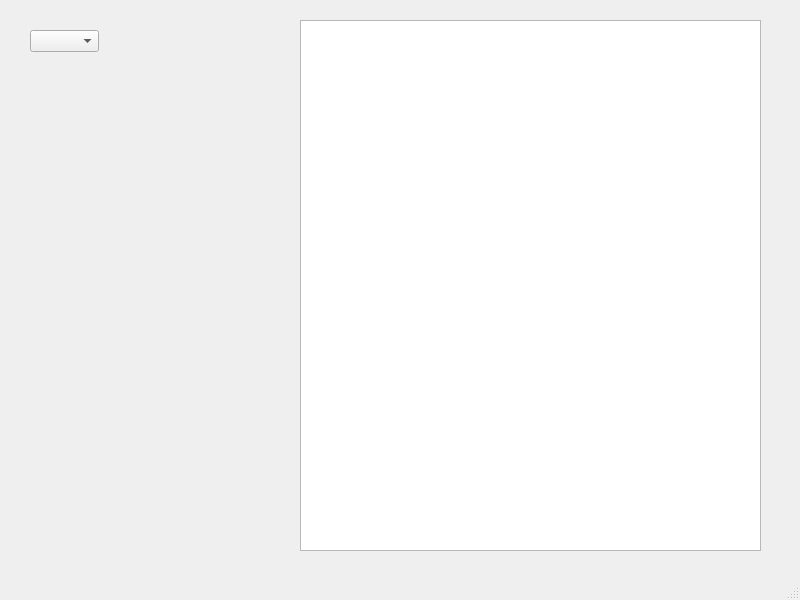
Old version of the form TestSQL/mainwindow.ui in the repository Neitron-byte/TEstSQL.
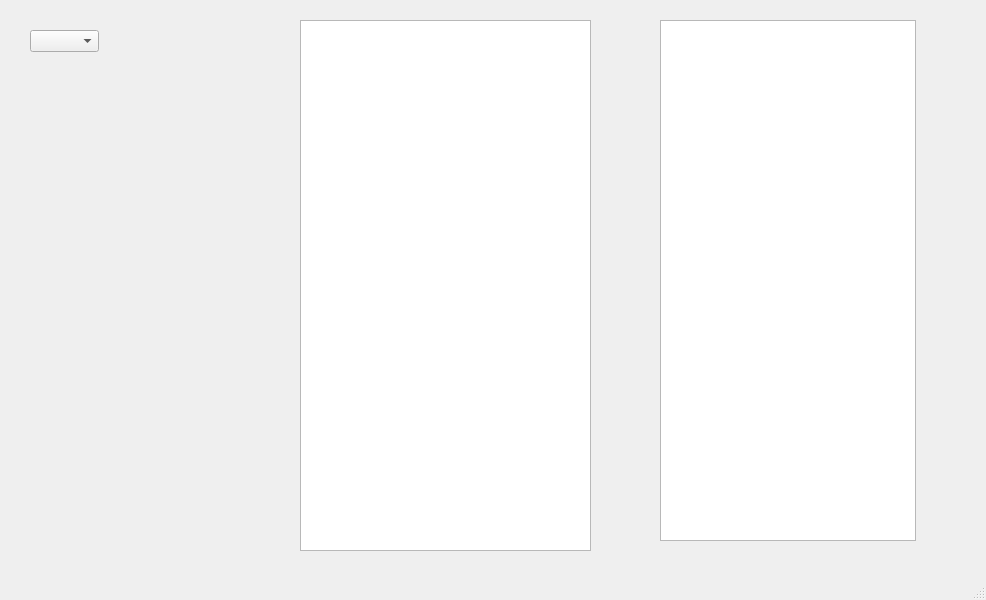
New version of the form.

The edit to the form file:
```diff
--- a/TestSQL/mainwindow.ui
+++ b/TestSQL/mainwindow.ui
@@ -6,7 +6,7 @@
    <rect>
     <x>0</x>
     <y>0</y>
-    <width>800</width>
+    <width>986</width>
     <height>600</height>
    </rect>
   </property>
@@ -29,11 +29,21 @@
      <rect>
       <x>300</x>
       <y>20</y>
-      <width>461</width>
+      <width>291</width>
       <height>531</height>
      </rect>
     </property>
    </widget>
+   <widget class="QListView" name="listView_comm">
+    <property name="geometry">
+     <rect>
+      <x>660</x>
+      <y>20</y>
+      <width>256</width>
+      <height>521</height>
+     </rect>
+    </property>
+   </widget>
   </widget>
   <widget class="QMenuBar" name="menubar">
    <property name="geometry">
```
Left out of the diff: 2 changed lines with no effect on the pictures.
